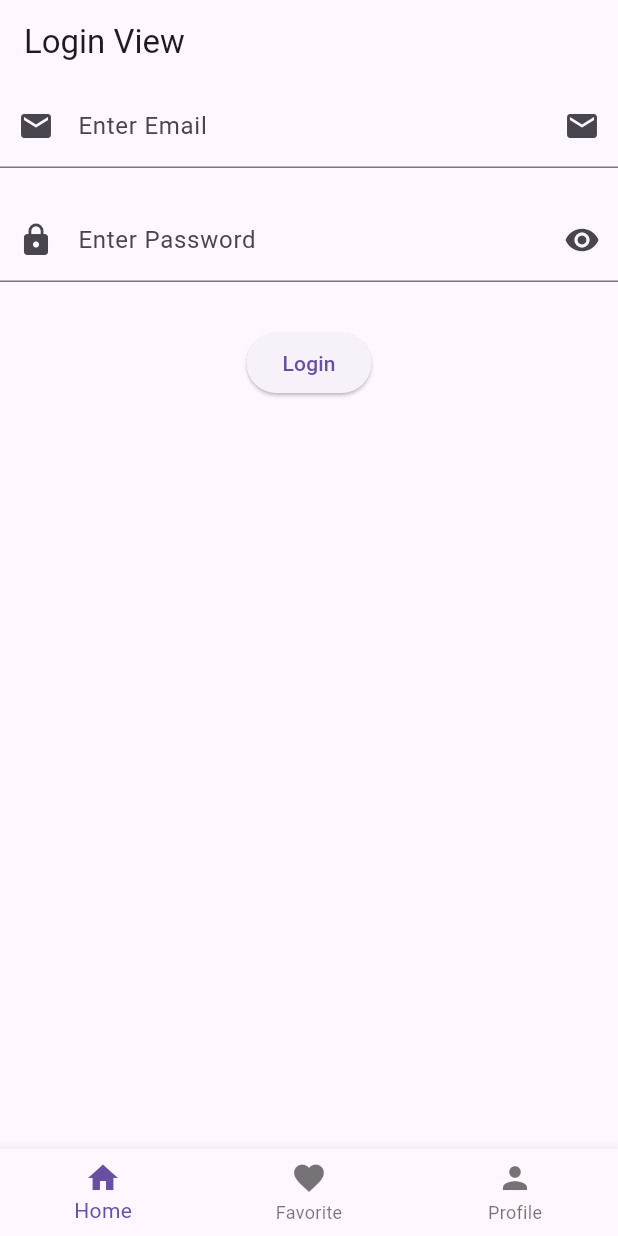
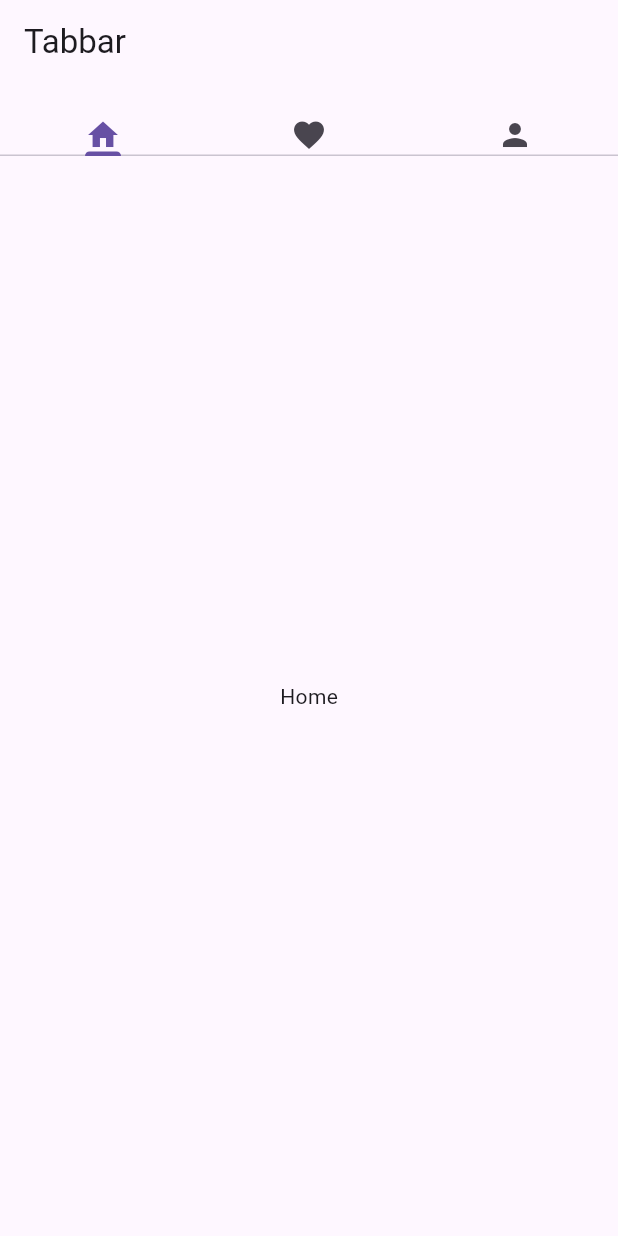
Before and after one commit to MuhammadAliKust/KamranProject, a Flutter app: the screen it shows after launch, on a phone screen of 412 x 824 dp. Run offline on Flutter 3.47's test engine with Material 3 defaults, Android fonts, the phone set to English and light mode, and no system bars; our stand-ins replace smooth_page_indicator.

Commit message:
Tabbar Done

```diff
--- a/lib/main.dart
+++ b/lib/main.dart
@@ -5,6 +5,7 @@ import 'package:kamran_project/list_view_demo.dart';
 import 'package:kamran_project/login.dart';
 import 'package:kamran_project/page_view_demo.dart';
 import 'package:kamran_project/single_list.dart';
+import 'package:kamran_project/tabbar_demo.dart';
 
 import 'image_demo.dart';
 
@@ -18,7 +19,7 @@ class MyApp extends StatelessWidget {
   @override
   Widget build(BuildContext context) {
     return  MaterialApp(
-      home: BottomNavBarView(),
+      home: TabbarDemo(),
     );
   }
 }
--- /dev/null
+++ b/lib/tabbar_demo.dart
@@ -0,0 +1,37 @@
+import 'package:flutter/material.dart';
+
+class TabbarDemo extends StatelessWidget {
+  const TabbarDemo({super.key});
+
+  @override
+  Widget build(BuildContext context) {
+    return DefaultTabController(
+      length: 3,
+      child: Scaffold(
+        appBar: AppBar(
+          title: Text("Tabbar"),
+          bottom: TabBar(
+            tabs: [
+              Icon(Icons.home),
+              Icon(Icons.favorite),
+              Icon(Icons.person),
+            ],
+          ),
+        ),
+        body: TabBarView(
+          children: [
+            Center(
+              child: Text("Home"),
+            ),
+            Center(
+              child: Text("Favorite"),
+            ),
+            Center(
+              child: Text("Profile"),
+            ),
+          ],
+        ),
+      ),
+    );
+  }
+}
```
